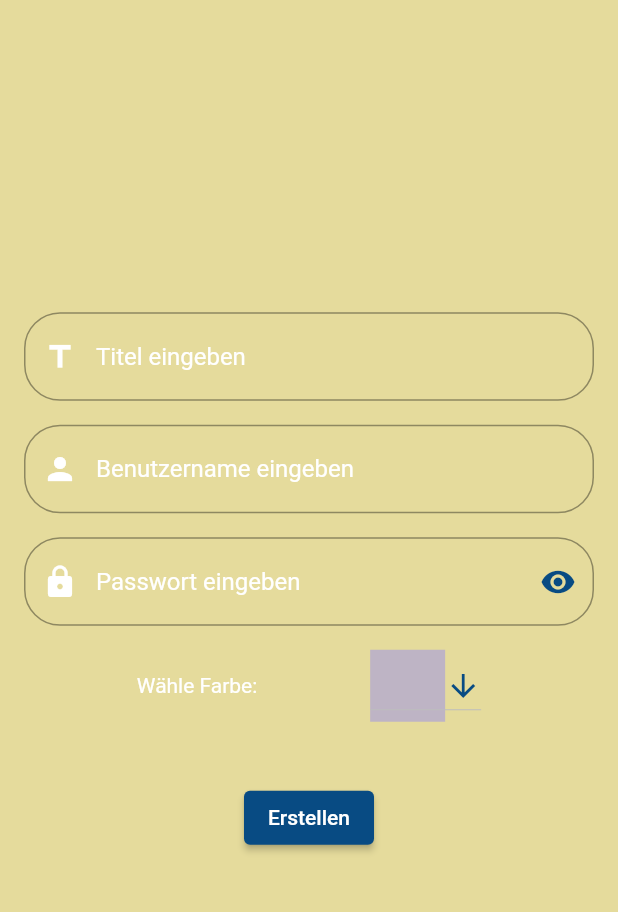
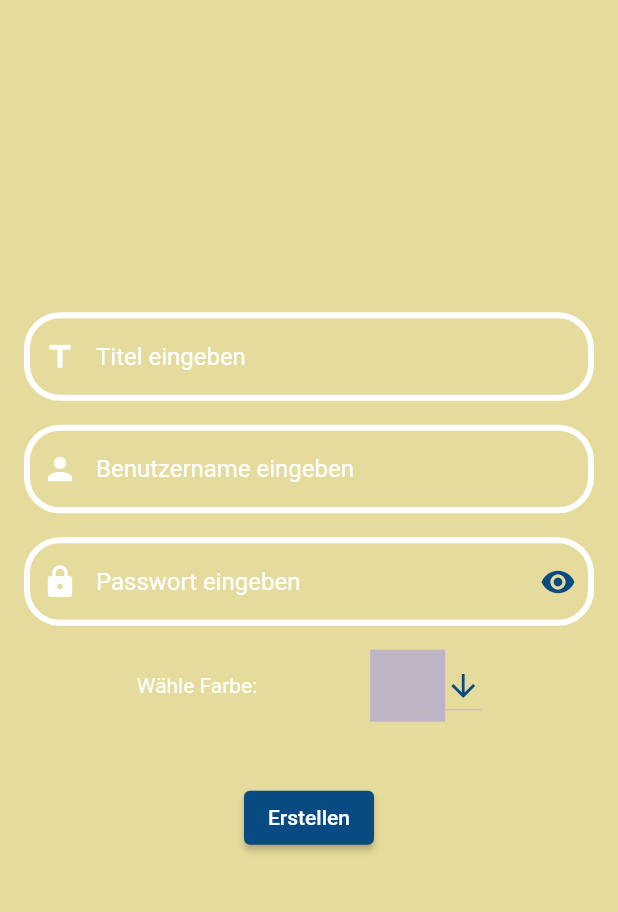
Before and after one commit to phongngy/pwManager, a Flutter app: the screen it shows after launch, after a tap on the "add" icon, on a phone screen of 412 x 824 dp, the part 59-971 px from its top. Run offline on Flutter 3.47's test engine with Material 2 defaults, Android fonts, the light colour scheme and no system bars; missing offline and left inert: encrypt, localstore.

Commit message:
Design final

```diff
--- a/lib/fixValues/mytheme.dart
+++ b/lib/fixValues/mytheme.dart
@@ -27,10 +27,14 @@ ThemeData myTheme() {
       focusColor: AppColor.secondary,
       suffixIconColor: AppColor.secondary,
       prefixIconColor: Colors.white,
-      border: OutlineInputBorder(
-        borderSide: BorderSide(
-          width: 32,
+      focusedBorder: OutlineInputBorder(
+        borderSide: BorderSide(width: 4, color: Colors.white),
+        borderRadius: BorderRadius.all(
+          Radius.circular(24),
         ),
+      ),
+      enabledBorder: OutlineInputBorder(
+        borderSide: BorderSide(width: 4, color: Colors.white),
         borderRadius: BorderRadius.all(
           Radius.circular(24),
         ),
--- a/lib/klassen/passwort.dart
+++ b/lib/klassen/passwort.dart
@@ -3,9 +3,9 @@ import 'package:pwsafe/fixValues/mycolor.dart';
 import 'package:pwsafe/klassen/verschluesselung.dart';
 
 class Passwort {
-  late var benutzername;
-  late var passwort;
-  late var titel;
+  late String benutzername;
+  late String passwort;
+  late String titel;
   late Color color;
 
   String? id;
--- a/lib/pages/formular_beabeiten.dart
+++ b/lib/pages/formular_beabeiten.dart
@@ -5,8 +5,8 @@ import 'package:pwsafe/klassen/passwort.dart';
 import 'package:pwsafe/provider/pw_provider.dart';
 
 class FormularBearbeiten extends StatefulWidget {
-  Passwort pw;
-  FormularBearbeiten({Key? key, required this.pw}) : super(key: key);
+  final Passwort pw;
+  const FormularBearbeiten({Key? key, required this.pw}) : super(key: key);
 
   @override
   State<FormularBearbeiten> createState() => _FormularBearbeitenState();
--- a/lib/pages/pwlist.dart
+++ b/lib/pages/pwlist.dart
@@ -68,7 +68,7 @@ class _PWListState extends State<PWList> {
             key: UniqueKey(),
             child: Padding(
               padding: const EdgeInsets.fromLTRB(16, 16, 16, 8),
-              child: PWListTile(
+              child: pwListTile(
                   pwObjekt: pwlist[index],
                   titel: pwlist[index].titel,
                   farbe: pwlist[index].color,
--- a/lib/sharedWidget/listtile_passwort.dart
+++ b/lib/sharedWidget/listtile_passwort.dart
@@ -3,7 +3,7 @@ import 'package:flutter/services.dart';
 import 'package:pwsafe/klassen/passwort.dart';
 import 'package:pwsafe/pages/bearbeiten.dart';
 
-Widget PWListTile(
+Widget pwListTile(
     {required Passwort pwObjekt,
     required String titel,
     required BuildContext context,
```
